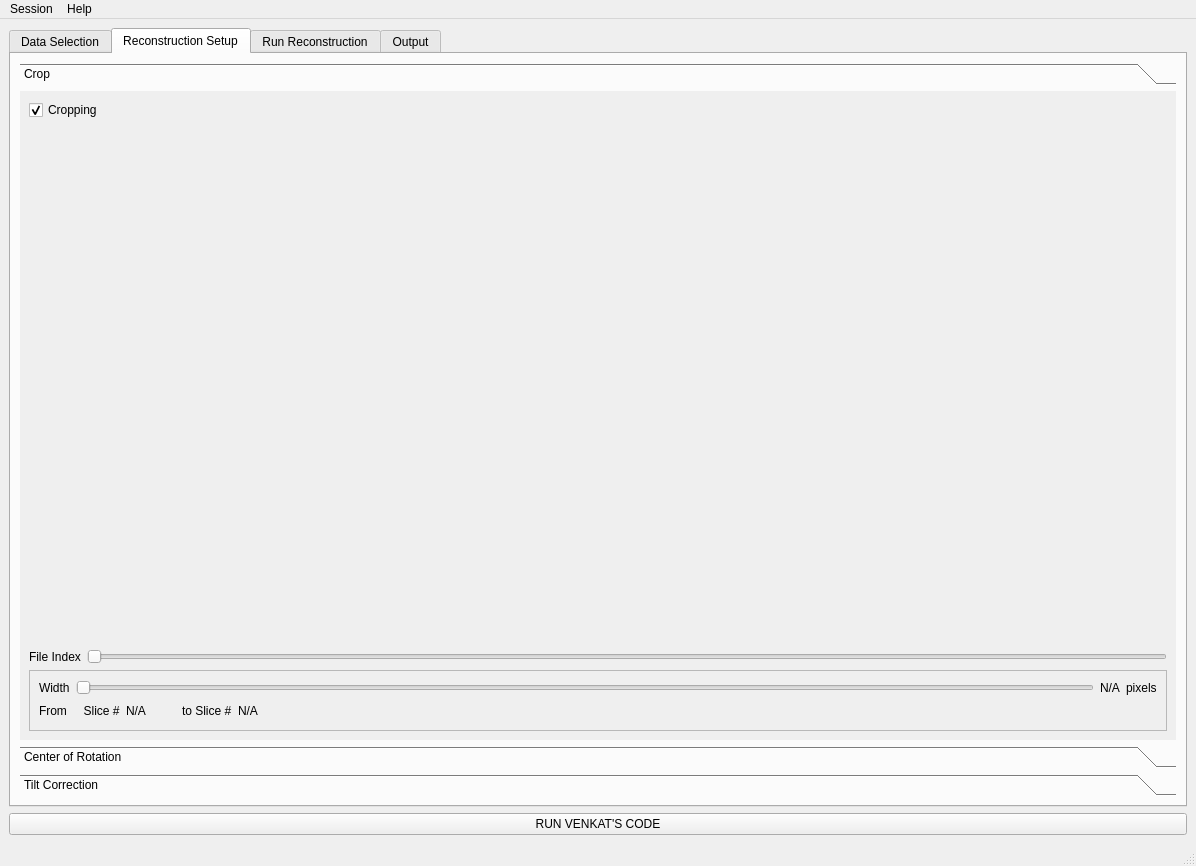
ornlneutronimaging/pyMBIR_UI, file src/pyMBIR_UI/ui/main_application.ui: the form before one commit.
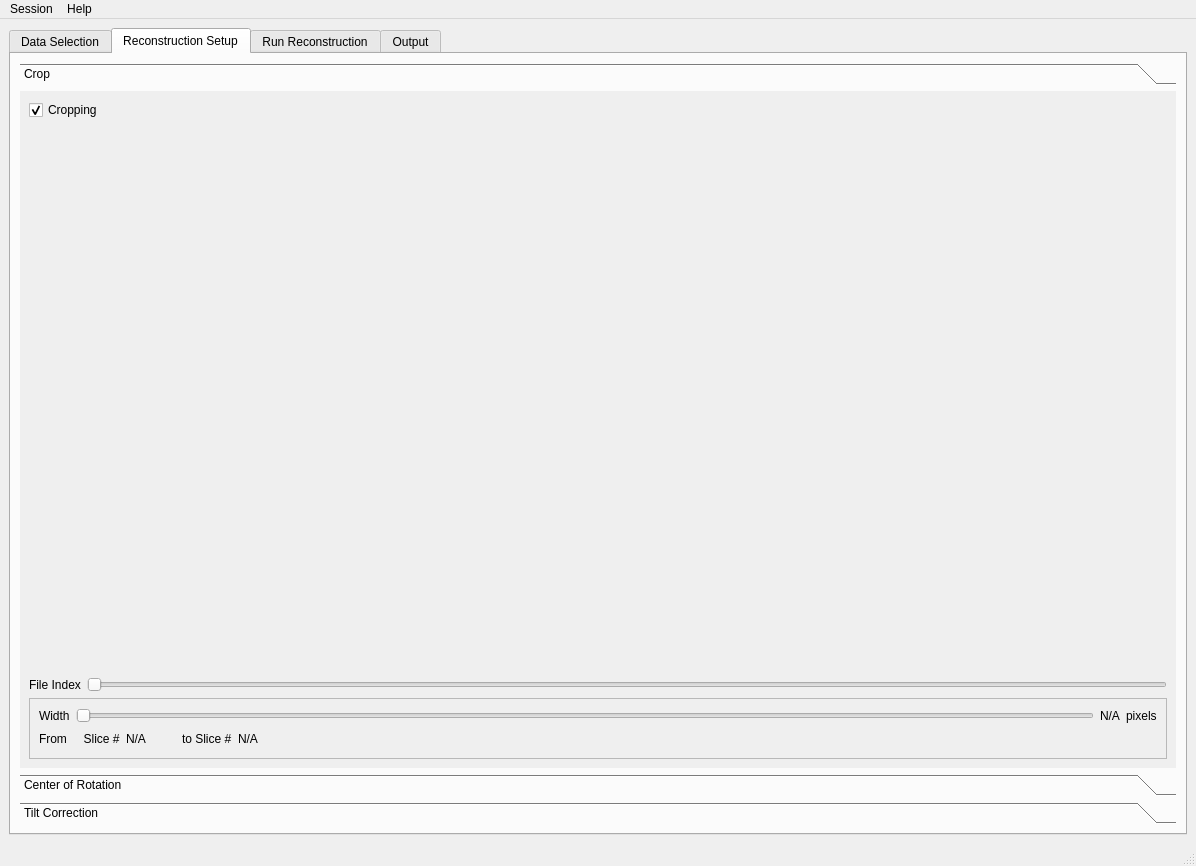
The form after the commit. The open tabs and pages were chosen to show the change. Icons and pictures are not drawn.

Commit message: Removed Venkat's switch. this refs #29

```diff
--- a/src/pyMBIR_UI/ui/main_application.ui
+++ b/src/pyMBIR_UI/ui/main_application.ui
@@ -188,8 +188,8 @@
             <rect>
              <x>0</x>
              <y>0</y>
-             <width>1126</width>
-             <height>606</height>
+             <width>331</width>
+             <height>189</height>
             </rect>
            </property>
            <attribute name="label">
@@ -1078,13 +1078,6 @@
       </widget>
      </widget>
     </item>
-    <item>
-     <widget class="QPushButton" name="pushButton">
-      <property name="text">
-       <string>RUN VENKAT'S CODE</string>
-      </property>
-     </widget>
-    </item>
    </layout>
   </widget>
   <widget class="QStatusBar" name="statusbar"/>
```
Left out of the diff: 22 changed lines with no effect on the pictures. The commit also changes 2 other files.
